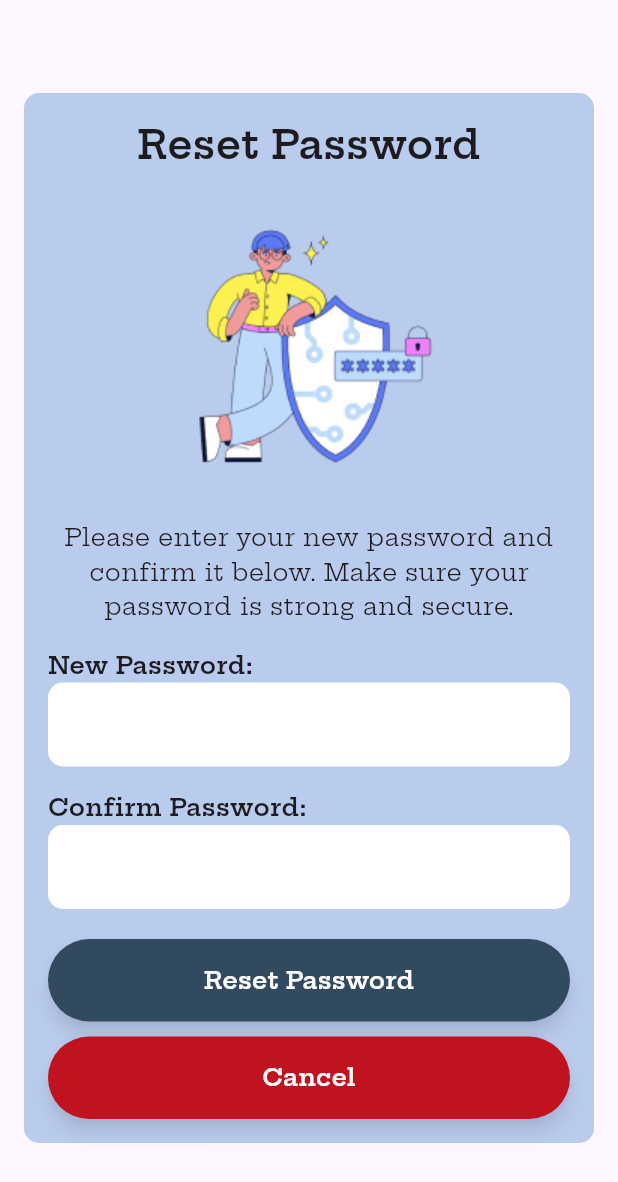
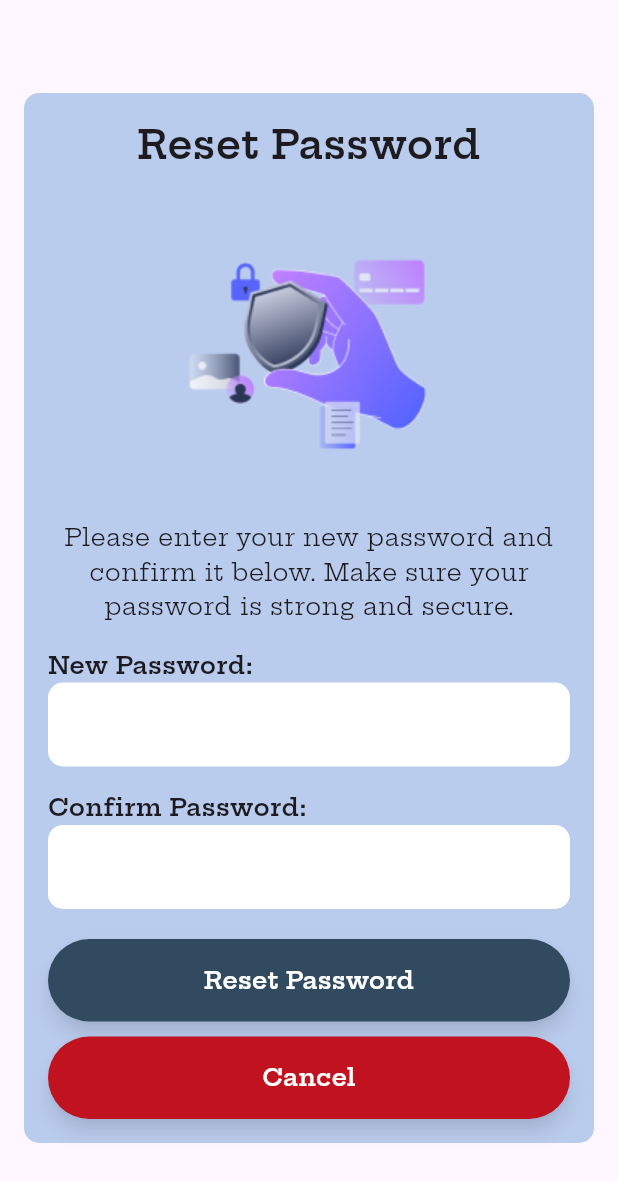
Before and after one commit to NoeOnDev/conexer, a Flutter app: the ResetPasswordScreen screen opened directly with empty values, on a phone screen of 412 x 824 dp. Shown: the top 1182 px of the screen. Run offline on Flutter 3.47's test engine with Material 3 defaults, Android fonts, the phone set to English and light mode, and no system bars; project files that could hold a hidden picture were left out.

Commit message:
Actualizar imagen en la pantalla de restablecimiento de contraseña

```diff
--- a/lib/screens/reset_password_screen.dart
+++ b/lib/screens/reset_password_screen.dart
@@ -84,7 +84,7 @@ class ResetPasswordScreenState extends State<ResetPasswordScreen> {
                     const SizedBox(height: 16),
                     Center(
                       child: Image.asset(
-                        'assets/img/img_forgot_password.png',
+                        'assets/img/img_reset_password.png',
                         width: 250,
                         height: 200,
                       ),
```
Also changed, not shown: assets/img/img_reset_password.png (added).
